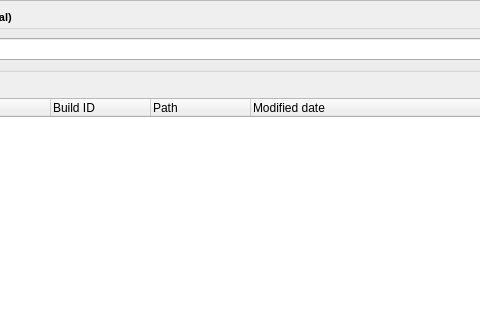
First picture: the form in modules/version_dialog.ui, repository rainmakerv3/BB_Launcher, before the edit; both pictures show x 160 to 640 and y 0 to 320 of the 1122 by 421 pixel window.
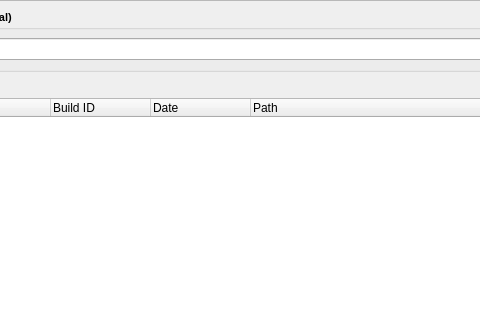
Second picture: the form after the edit. Icons and pictures are not drawn.

Commit message: version manager: add dates to build list

What changed in the file:
```diff
--- a/modules/version_dialog.ui
+++ b/modules/version_dialog.ui
@@ -161,12 +161,12 @@
            </column>
            <column>
             <property name="text">
-             <string>Path</string>
+             <string>Date</string>
             </property>
            </column>
            <column>
             <property name="text">
-             <string>Modified date</string>
+             <string>Path</string>
             </property>
            </column>
           </widget>
```
The commit also changes 1 other file.
